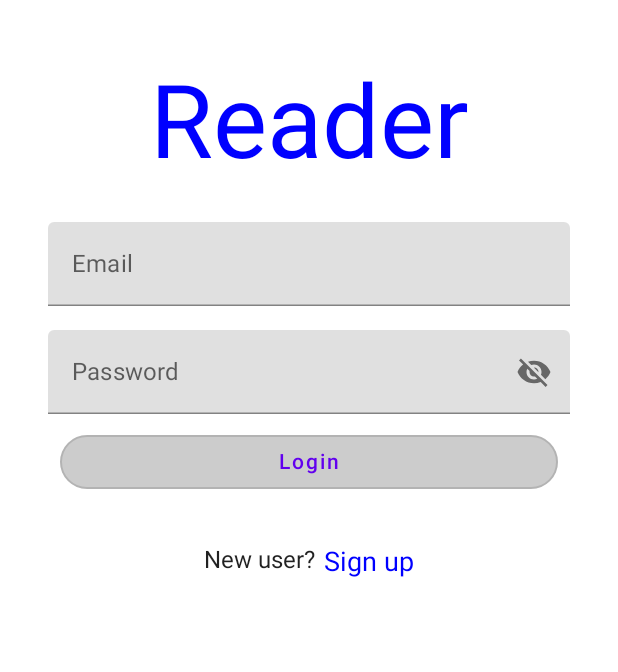
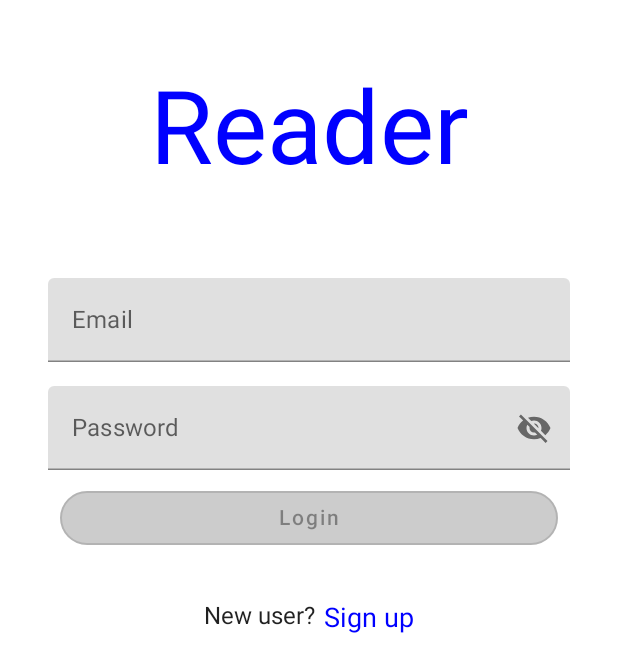
Before and after one commit to polinas888/ReaderComposeApp, an Android app built with Jetpack Compose: the screen it shows after launch (MainActivity), on a phone screen of 412 x 824 dp. Shown: the top 672 px of the screen. Run offline under Robolectric (Android 15) with nearby library versions, the phone set to English and light mode, and no system bars; our stand-ins replace Dagger/Hilt's generated code.

Commit message:
UI for login and create account

```diff
--- a/app/src/main/java/com/example/readercomposeapp/components/Auth.kt
+++ b/app/src/main/java/com/example/readercomposeapp/components/Auth.kt
@@ -1,6 +1,8 @@
 package com.example.readercomposeapp.components
 
+import androidx.compose.foundation.clickable
 import androidx.compose.foundation.layout.Row
+import androidx.compose.foundation.layout.Spacer
 import androidx.compose.foundation.layout.fillMaxWidth
 import androidx.compose.foundation.layout.padding
 import androidx.compose.foundation.shape.RoundedCornerShape
@@ -14,8 +16,8 @@ import androidx.compose.runtime.*
 import androidx.compose.runtime.saveable.rememberSaveable
 import androidx.compose.ui.ExperimentalComposeUiApi
 import androidx.compose.ui.Modifier
-import androidx.compose.ui.focus.FocusRequester
 import androidx.compose.ui.graphics.Color
+import androidx.compose.ui.platform.LocalContext
 import androidx.compose.ui.platform.LocalSoftwareKeyboardController
 import androidx.compose.ui.text.input.ImeAction
 import androidx.compose.ui.text.input.KeyboardType
@@ -23,17 +25,24 @@ import androidx.compose.ui.text.input.PasswordVisualTransformation
 import androidx.compose.ui.text.input.VisualTransformation
 import androidx.compose.ui.unit.dp
 import androidx.compose.ui.unit.sp
+import com.example.readercomposeapp.R
+
 
 @Composable
 fun LoginForm() {
     var email by rememberSaveable { mutableStateOf("") }
     var password by rememberSaveable { mutableStateOf("") }
     var passwordVisibility by rememberSaveable { mutableStateOf(false) }
-    var passwordFocusRequest = FocusRequester.Default
-    var valid = remember(email, password) {
+    val valid = remember(email, password) {
         email.trim().isNotEmpty() && password.trim().isNotEmpty()
     }
+    var isLogin by rememberSaveable { mutableStateOf(true) }
 
+    Text(
+        text = if (!isLogin) LocalContext.current.getString(R.string.valid_credential_text) else "",
+        fontSize = 18.sp,
+        modifier = Modifier.padding(bottom = 8.dp)
+    )
     InputField(
         title = "Email",
         type = KeyboardType.Email,
@@ -47,6 +56,9 @@ fun LoginForm() {
         passwordVisibility = passwordVisibility,
         onInputChanged = { password = it },
         onPasswordVisibilityChanged = { passwordVisibility = !passwordVisibility })
+    SubmitButton(modifier = Modifier, valid, isLogin)
+    Spacer(modifier = Modifier.padding(16.dp))
+    SignUpOrLoginChooser(isLogin) { isLogin = !isLogin }
 }
 
 @OptIn(ExperimentalComposeUiApi::class)
@@ -75,7 +87,9 @@ fun InputField(
             keyboardType = type, imeAction = ImeAction.Done
         ),
         keyboardActions = KeyboardActions(
-            onDone = { keyboardController?.hide() }),
+            onDone = {
+                keyboardController?.hide()
+            }),
         trailingIcon = {
             if (isPassword) {
                 PasswordVisibilityElement(passwordVisibility, onPasswordVisibilityChanged)
@@ -98,29 +112,35 @@ private fun PasswordVisibilityElement(
 
     val description = if (!passwordVisibility) "Hide password" else "Show password"
 
-    IconButton(onClick = onPasswordVisibilityChanged){
-        Icon(imageVector  = image, description)
+    IconButton(onClick = onPasswordVisibilityChanged) {
+        Icon(imageVector = image, description)
     }
 }
 
 @Composable
-fun LoginButton(modifier: Modifier) {
+fun SubmitButton(modifier: Modifier, valid: Boolean, isLogin: Boolean) {
     OutlinedButton(
         onClick = { },
         modifier
             .fillMaxWidth()
             .padding(16.dp, 0.dp),
         shape = RoundedCornerShape(50),
-        colors = ButtonDefaults.outlinedButtonColors(backgroundColor = Color.LightGray)
+        colors = ButtonDefaults.outlinedButtonColors(backgroundColor = Color.LightGray),
+        enabled = valid
     ) {
-        Text(text = "Login")
+        Text(text = if (isLogin) "Login" else "Create account")
     }
 }
 
 @Composable
-fun SignUpElement() {
+fun SignUpOrLoginChooser(isLogin: Boolean, onAuthOptionClick: () -> Unit) {
     Row {
         Text(text = "New user?", modifier = Modifier.padding(end = 6.dp), fontSize = 16.sp)
-        Text(text = "Sign up", color = Color.Blue, fontSize = 18.sp)
+        Text(
+            modifier = Modifier.clickable { onAuthOptionClick() },
+            text = if (isLogin) "Sign up" else "Login",
+            color = Color.Blue,
+            fontSize = 18.sp
+        )
     }
 }
--- a/app/src/main/java/com/example/readercomposeapp/screens/login/ReaderLoginScreen.kt
+++ b/app/src/main/java/com/example/readercomposeapp/screens/login/ReaderLoginScreen.kt
@@ -10,9 +10,7 @@ import androidx.compose.ui.text.font.FontWeight
 import androidx.compose.ui.unit.dp
 import androidx.compose.ui.unit.sp
 import androidx.navigation.NavController
-import com.example.readercomposeapp.components.LoginButton
 import com.example.readercomposeapp.components.LoginForm
-import com.example.readercomposeapp.components.SignUpElement
 
 @Composable
 fun LoginScreen(navController: NavController) {
@@ -21,11 +19,8 @@ fun LoginScreen(navController: NavController) {
             verticalArrangement = Arrangement.Top,
             horizontalAlignment = Alignment.CenterHorizontally
         ) {
-            Text(text = "Reader", modifier = Modifier.padding(18.dp), fontSize = 68.sp, fontWeight = FontWeight.W400,  color = Color.Blue)
+            Text(text = "Reader", modifier = Modifier.padding(22.dp), fontSize = 68.sp, fontWeight = FontWeight.W400,  color = Color.Blue)
             LoginForm()
-            LoginButton(modifier = Modifier)
-            Spacer(modifier = Modifier.padding(16.dp))
-            SignUpElement()
         }
     }
 }
--- a/app/src/main/res/values/strings.xml
+++ b/app/src/main/res/values/strings.xml
@@ -1,3 +1,4 @@
 <resources>
     <string name="app_name">ReaderComposeApp</string>
+    <string name="valid_credential_text">Please enter valid email and password that is at lease 6 characters</string>
 </resources>
```
